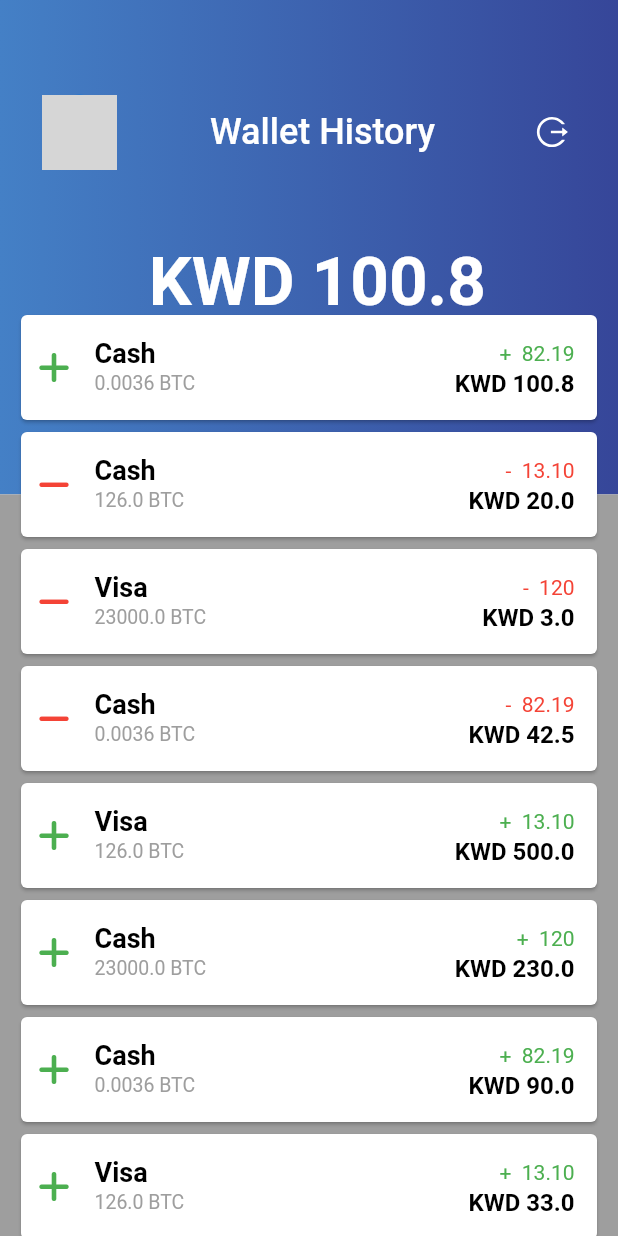
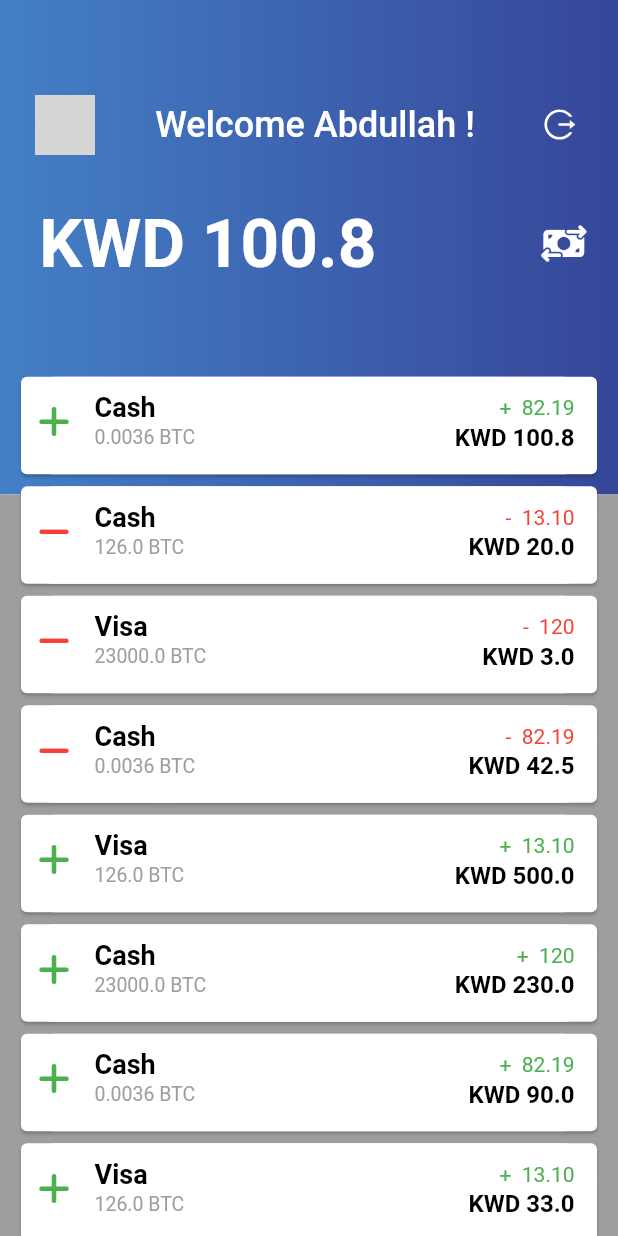
Before and after one commit to ksalehalali/bus-app, a Flutter app: the screen it shows after launch, on a phone screen of 412 x 824 dp. Run offline on Flutter 3.47's test engine with Material 2 defaults, Android fonts, the phone set to English and light mode, and no system bars; our stand-ins replace cached_network_image, event_bus, firebase_core, firebase_messaging, flutter_local_notifications, flutter_riverpod and 6 more; missing offline and left inert: flutter_beep, qr_code_scanner, signalr_core, simple_fontellico_progress_dialog; accounts and stored records are empty; network calls fail; grey boxes are pictures that could not be loaded.

Commit message:
some refinements

```diff
--- a/lib/bus_promoter_src/view/home_page/promoter_home_page.dart
+++ b/lib/bus_promoter_src/view/home_page/promoter_home_page.dart
@@ -27,44 +27,13 @@ class _PromoterHomePage extends State<PromoterHomePage> {
   Widget build(BuildContext context) {
     final textTheme = Theme.of(context).textTheme;
     var screenSize = ScreenSize();
-    /*
-    return Scaffold(
-      appBar: getAppBar(),
-      body: DecoratedBox(
-        decoration: BoxDecoration(
-          gradient: LinearGradient(
-            begin: Alignment.topCenter,
-            end: Alignment.bottomCenter,
-            colors: currentGradientColors,
-          ),
-        ),
-       /*
-        child: SafeArea(
-          child: Column(
-            crossAxisAlignment: CrossAxisAlignment.center,
-            mainAxisSize: MainAxisSize.max,
-            children: [
-              const SizedBox(height: 2),
-              RouteInformationWidget(widgetHeight: screenSize.getScreenHeightExcludeSafeArea(context) * 10),
-              const SizedBox(height: 2),
-              TransactionListWidget(widgetHeight: screenSize.getScreenHeightExcludeSafeArea(context) * 80),
-              const SizedBox(height: 2),
-              TotalTransactionCountWidget(widgetHeight: screenSize.getScreenHeightExcludeSafeArea(context) * 10),
-              const SizedBox(height: 2),
-            ],
-          ),
-        ),
-        */
-      ),
-    );
-    */
 
     cryptoPortfolioItem(bool isIncoming, String name, double amount, double rate, String percentage) => Card(
           elevation: 1.0,
           child: InkWell(
             onTap: () => print("tapped"),
             child: Container(
-              padding: EdgeInsets.only(top: 15.0, bottom: 15.0, right: 15.0),
+              padding: EdgeInsets.only(top: 10.0, bottom: 15.0, right: 15.0),
               decoration: BoxDecoration(color: Colors.white, borderRadius: BorderRadius.circular(22.0)),
               child: Row(
                 mainAxisAlignment: MainAxisAlignment.start,
@@ -106,21 +75,27 @@ class _PromoterHomePage extends State<PromoterHomePage> {
                 Container(
                   decoration: BoxDecoration(gradient: LinearGradient(colors: currentGradientColors, begin: Alignment.centerLeft, end: Alignment.centerRight,),),
                   height: MediaQuery.of(context).size.height * .40,
-                  padding: EdgeInsets.only(top: 55, left: 20, right: 20),
+                  padding: EdgeInsets.only(top: 55, left: 15, right: 15),
                   child: Column(
                     children: <Widget>[
                       Row(
                         mainAxisAlignment: MainAxisAlignment.spaceBetween,
                         children: <Widget>[
-                          Padding(padding: const EdgeInsets.all(8.0), child:  GestureDetector(onTap: () => Navigator.push(context, MaterialPageRoute(builder: (context) => PromoterProfilePage()),), child:  CircleAvatar(radius: 25.0, backgroundImage: NetworkImage('https://deathofhemingway.com/wp-content/uploads/2020/12/istockphoto-1045886560-612x612-1.jpg'),),),),
-                          Text("Wallet History", style: TextStyle(color: Colors.white, fontSize: 24.0, fontWeight: FontWeight.w500)),
+                          Padding(padding: const EdgeInsets.all(8.0), child:  GestureDetector(onTap: () => Navigator.push(context, MaterialPageRoute(builder: (context) => PromoterProfilePage()),), child:  CircleAvatar(radius: 20.0, backgroundImage: NetworkImage('https://deathofhemingway.com/wp-content/uploads/2020/12/istockphoto-1045886560-612x612-1.jpg'),),),),
+                          Text("Welcome Abdullah !", style: TextStyle(color: Colors.white, fontSize: 24.0, fontWeight: FontWeight.w500)),
                           IconButton(icon:  Icon(AntDesign.logout, color: Colors.white,), onPressed: () => Navigator.pushReplacement(context, MaterialPageRoute(builder: (context) => LoginPage()),),)
                         ],
                       ),
-                      SizedBox(height: 40),
+                      SizedBox(height: 25),
+                  Row(
+                    mainAxisAlignment: MainAxisAlignment.spaceBetween,
+                    children: <Widget>[
                       Text(r" KWD 100.8", style: TextStyle(color: Colors.white, fontSize: 45.0, fontWeight: FontWeight.bold),),
-                      SizedBox(height: 20),
-                      Text(r"+ $3,157.67 (23%)", style: TextStyle(color: Colors.white70, fontSize: 18.0, fontWeight: FontWeight.w300),)
+                      IconButton(icon:  Icon(FontAwesomeIcons.moneyBillTransfer, color: Colors.white,), onPressed: () => print("Clicked to transfer money!"))
+                    ]
+                  )
+                    //  SizedBox(height: 20),
+                    //  Text(r"+ $3,157.67 (23%)", style: TextStyle(color: Colors.white70, fontSize: 18.0, fontWeight: FontWeight.w300),)
                     ],
                   ),
                 ),
@@ -129,9 +104,9 @@ class _PromoterHomePage extends State<PromoterHomePage> {
             ),
             Container(
               alignment: Alignment.topCenter,
-              padding: new EdgeInsets.only(top: MediaQuery.of(context).size.height * .25, right: 10.0, left: 10.0),
+              padding: new EdgeInsets.only(top: MediaQuery.of(context).size.height * .30, right: 10.0, left: 10.0),
               child: new Container(
-                height: MediaQuery.of(context).size.height,
+                height: MediaQuery.of(context).size.height * .7,
                 width: MediaQuery.of(context).size.width,
                 child: ListView(
                   children: <Widget>[
@@ -148,83 +123,6 @@ class _PromoterHomePage extends State<PromoterHomePage> {
                 ),
               ),
             ),
-            /*
-            Positioned(
-              bottom: MediaQuery.of(context).size.height * .37,
-              left: MediaQuery.of(context).size.width * .05,
-              child: RaisedButton(
-                  padding: EdgeInsets.symmetric(
-                    vertical: 18.0,
-                    horizontal: 38.0,
-                  ),
-                  color: Color(0xFFEE112D),
-                  onPressed: () {},
-                  shape: new RoundedRectangleBorder(
-                      borderRadius: new BorderRadius.circular(25.0)),
-                  child: Text(
-                    "Send",
-                    style: TextStyle(
-                      fontSize: 18.0,
-                      color: Colors.white,
-                      fontWeight: FontWeight.bold,
-                    ),
-                  )),
-            ),
-            Positioned(
-              bottom: MediaQuery.of(context).size.height * .37,
-              right: MediaQuery.of(context).size.width * .05,
-              child: RaisedButton(
-                  padding: EdgeInsets.symmetric(
-                    vertical: 18.0,
-                    horizontal: 30.0,
-                  ),
-                  color: Color(0xFFEE112D),
-                  onPressed: () {},
-                  shape: new RoundedRectangleBorder(
-                      borderRadius: new BorderRadius.circular(25.0)),
-                  child: Text(
-                    "Receive",
-                    style: TextStyle(
-                      fontSize: 18.0,
-                      color: Colors.white,
-                      fontWeight: FontWeight.bold,
-                    ),
-                  )),
-            ),
-            Positioned(
-              bottom: MediaQuery.of(context).size.height * .43,
-              left: MediaQuery.of(context).size.width * .30,
-              child: RaisedButton(
-                  padding: EdgeInsets.symmetric(
-                    vertical: 18.0,
-                    horizontal: 34.0,
-                  ),
-                  color: Color(0xFFEE112D),
-                  onPressed: () {},
-                  shape: new RoundedRectangleBorder(
-                      borderRadius: new BorderRadius.circular(25.0)),
-                  child: Text(
-                    "Exchange",
-                    style: TextStyle(
-                      fontSize: 18.0,
-                      color: Colors.white,
-                      fontWeight: FontWeight.bold,
-                    ),
-                  )),
-            ),
-            Positioned(
-              bottom: MediaQuery.of(context).size.height * .33,
-              left: MediaQuery.of(context).size.width * .40,
-              child: FloatingActionButton(
-                backgroundColor: Colors.white,
-                onPressed: null,
-                child: Icon(
-                  Icons.close,
-                  color: Colors.black,
-                ),
-              ),
-            ),
-            */
           ],
         ),
       ),
@@ -234,35 +132,6 @@ class _PromoterHomePage extends State<PromoterHomePage> {
   @override
   void dispose(){
     super.dispose();
-  }
-
-  getAppBar() {
-    return new AppBar(
-      leading: new Padding(
-        padding: const EdgeInsets.all(8.0),
-        child:  GestureDetector(
-          onTap: () {
-            Navigator.push(context, MaterialPageRoute(builder: (context) => PromoterProfilePage()),);
-          },
-          child:  CircleAvatar(
-            radius: 55.0,
-            backgroundImage: NetworkImage('https://deathofhemingway.com/wp-content/uploads/2020/12/istockphoto-1045886560-612x612-1.jpg'),
-          ),
-        ),
-        ),
-
-      actions: [
-        Padding(
-            padding: const EdgeInsets.all(8.0),
-            child: GestureDetector(
-                child:  Icon(AntDesign.logout, color: Colors.white,),
-                onTap: () {
-                  Navigator.pushReplacement(context, MaterialPageRoute(builder: (context) => LoginPage()),);
-                }
-            )
-        )
-      ],
-    );
   }
 
   getIcon(bool isIncoming) {
--- a/lib/bus_promoter_src/view/profile_page/promoter_profile_page.dart
+++ b/lib/bus_promoter_src/view/profile_page/promoter_profile_page.dart
@@ -2,6 +2,7 @@ import 'package:flutter/material.dart';
 import 'package:flutter_vector_icons/flutter_vector_icons.dart';
 import '../../../common_src/constants/app_colors.dart';
 import '../../../common_src/constants/screen_size.dart';
+import 'package:qr_flutter/qr_flutter.dart';
 
 class PromoterProfilePage extends StatefulWidget {
   PromoterProfilePage({Key? key}) : super(key: key);
@@ -100,6 +101,24 @@ class _PromoterProfilePage extends State<PromoterProfilePage> {
                       },
                     ),
                   ),
+                  SizedBox(height: 22,),
+                  Container(
+                    height: height * 0.42,
+                    width: width,
+                    decoration: BoxDecoration(borderRadius: BorderRadius.circular(30), color: Colors.white,),
+                    child: Padding(
+                      padding: const EdgeInsets.symmetric(horizontal: 15),
+                      child: Column(
+                        children: [
+                          SizedBox(height: 20,),
+                          Text('👇 Download 👇', style: TextStyle(color: Color.fromRGBO(39, 105, 171, 1), fontSize: 24, fontFamily: 'Nunito',),),
+                          Divider(thickness: 2.5,),
+                          SizedBox(height: 10,),
+                          QrImage(data: 'http://routesme.com/', version: QrVersions.auto, size: 200.0, foregroundColor: Color.fromRGBO(39, 105, 171, 1),),
+                        ],
+                      ),
+                    ),
+                  ),
                   SizedBox(height: 30,),
                   Container(
                     height: height * 0.5,
--- a/pubspec.yaml
+++ b/pubspec.yaml
@@ -39,6 +39,7 @@ dependencies:
   firebase_core: ^1.13.1
   flutter_local_notifications: ^9.4.0
   firebase_messaging: ^11.2.11
+  qr_flutter: ^4.0.0
   overlay_support: ^1.2.1
   flutter_vector_icons: ^1.0.0
   font_awesome_flutter: ^10.1.0
```
Also changed, not shown: pubspec.lock.
